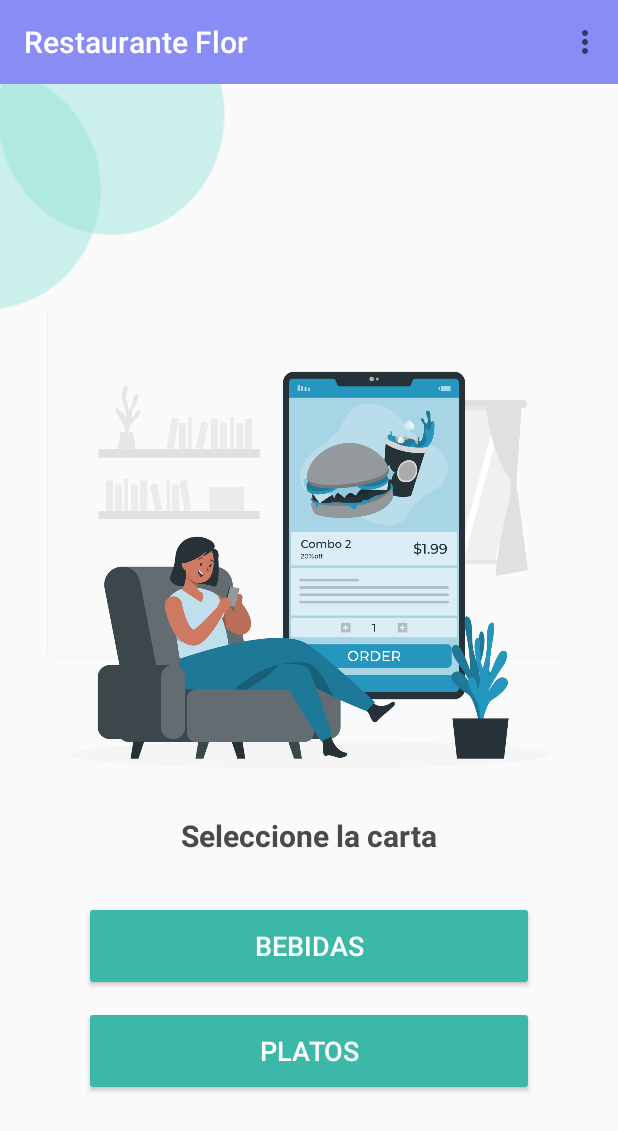
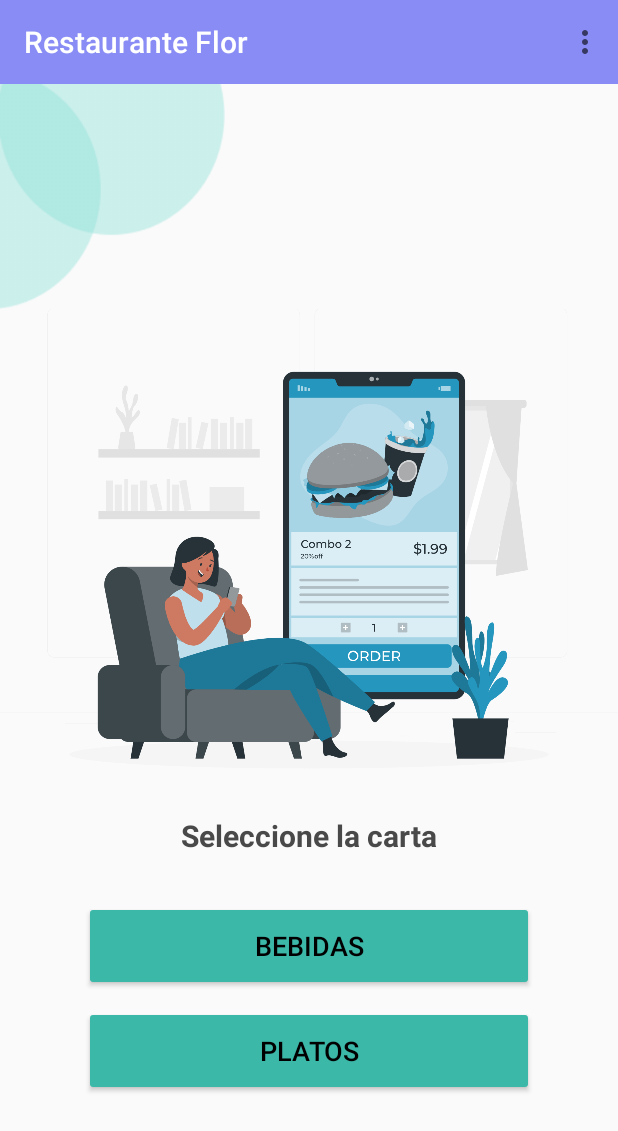
Before and after one commit to LMGP2002/Taller---RecyclerView-SQLite, an Android app: the SeleccionCartaProductos screen opened directly, with no data from a screen before it, on a phone screen of 412 x 824 dp. Shown: the top 1131 px of the screen. Run offline under Robolectric (Android 15) with nearby library versions, the light colour scheme and no system bars.

Commit message:
Recursor de texto themes

```diff
--- a/app/src/main/res/values/themes.xml
+++ b/app/src/main/res/values/themes.xml
@@ -3,10 +3,14 @@
     <style name="Base.Theme.RestauranteVentas" parent="Theme.AppCompat.DayNight.NoActionBar">
         <!-- Customize your light theme here. -->
         <item name="colorPrimary">@color/bar_color</item>
-        <item name="android:textColorPrimary">@color/white</item>
+        <item name="android:textColor">@color/black</item>
         <item name="android:statusBarColor">@color/bar_color</item>
-
     </style>
 
     <style name="Theme.RestauranteVentas" parent="Base.Theme.RestauranteVentas" />
+
+    <style name="AppToolbarStyle" parent="Base.Theme.RestauranteVentas">
+        <item name="android:textColorPrimary">@color/white</item>
+    </style>
+
 </resources>
```
Also changed, not shown: app/src/main/res/values/strings.xml (+22 -0 lines).
